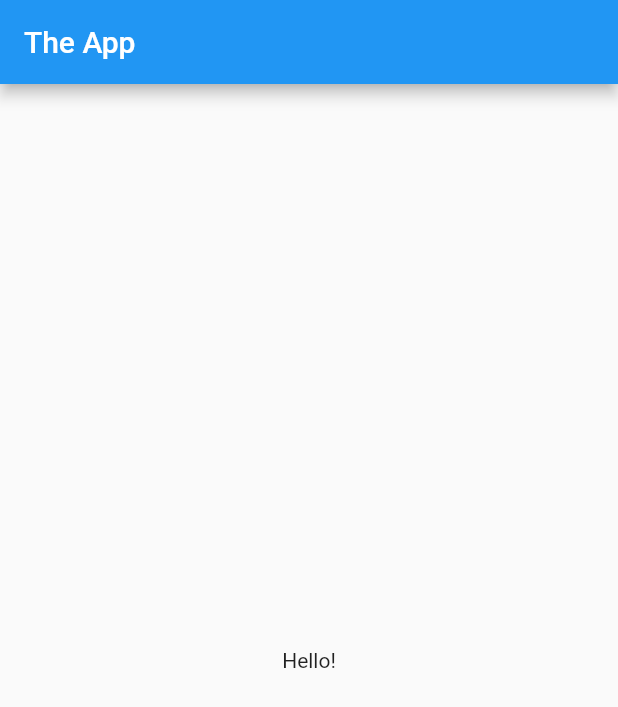
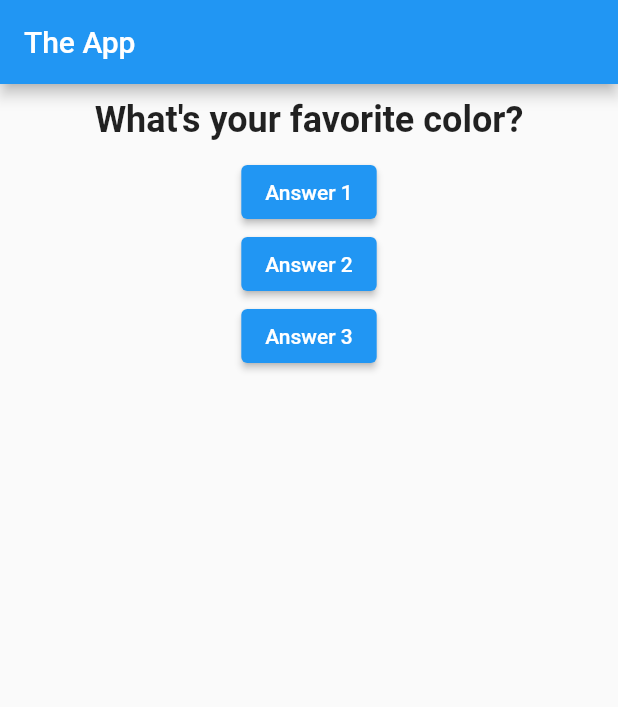
Before and after one commit to Kirill-Streltsov/basics_starting_project, a Flutter app: the screen it shows after launch, on a phone screen of 412 x 824 dp. Shown: the top 707 px of the screen. Run offline on Flutter 3.47's test engine with Material 2 defaults, Android fonts, the light colour scheme and no system bars.

Commit message:
created a question widget

```diff
--- a/lib/main.dart
+++ b/lib/main.dart
@@ -1,10 +1,31 @@
 import 'package:flutter/material.dart';
+
+import './question.dart';
 
 void main() {
   runApp(MyApp());
 }
 
-class MyApp extends StatelessWidget {
+class MyApp extends StatefulWidget {
+  @override
+  State<MyApp> createState() => _MyAppState();
+}
+
+class _MyAppState extends State<MyApp> {
+  var _questionIndex = 0;
+
+  var questions = [
+    'What\'s your favorite color?',
+    'What\'s your favorite animal?',
+  ];
+
+  void _answerQuestion() {
+    setState(() {
+      _questionIndex++;
+      print('Answer chosen!');
+    });
+  }
+
   @override
   Widget build(BuildContext context) {
     return MaterialApp(
@@ -12,8 +33,22 @@ class MyApp extends StatelessWidget {
             appBar: AppBar(
               title: Text('The App'),
             ),
-            body: Center(
-              child: Text('Hello!'),
+            body: Column(
+              children: [
+                Question(questions[_questionIndex]),
+                ElevatedButton(
+                  child: Text('Answer 1'),
+                  onPressed: _answerQuestion,
+                ),
+                ElevatedButton(
+                  child: Text('Answer 2'),
+                  onPressed: _answerQuestion,
+                ),
+                ElevatedButton(
+                  child: Text('Answer 3'),
+                  onPressed: _answerQuestion,
+                ),
+              ],
             )
         )
     );
--- /dev/null
+++ b/lib/question.dart
@@ -0,0 +1,24 @@
+import 'package:flutter/material.dart';
+
+class Question extends StatelessWidget {
+
+  final String questionText;
+
+  Question(this.questionText);
+
+  @override
+  Widget build(BuildContext context) {
+    return Container(
+      width: double.infinity,
+      margin: EdgeInsets.all(10),
+      child: Text(
+        questionText,
+        style: TextStyle(
+          fontSize: 24,
+          fontWeight: FontWeight.bold,
+        ),
+        textAlign: TextAlign.center,
+      ),
+    );
+  }
+}
```
